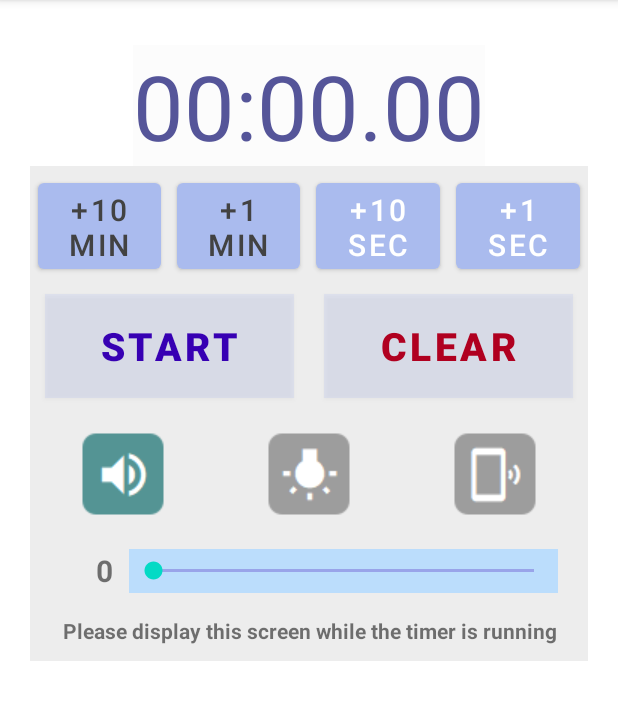
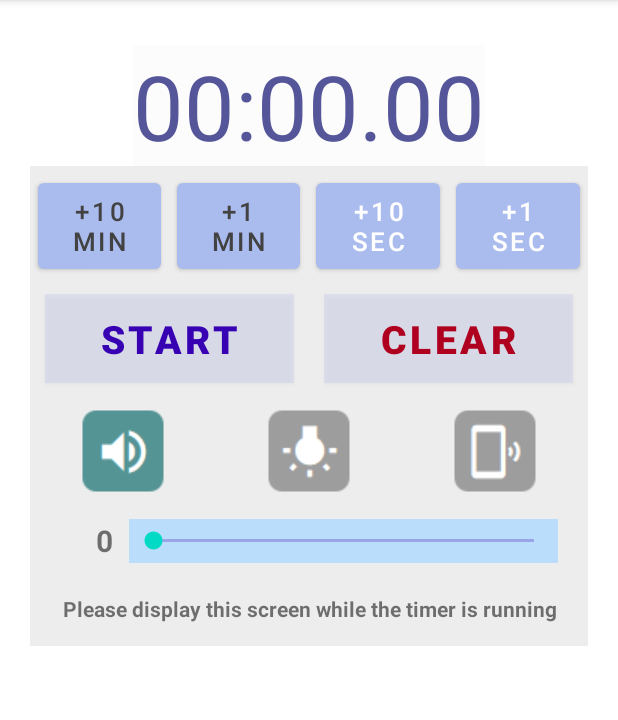
Before and after one commit to tfs-apps-one/NoticeTimer, an Android app: the screen it shows after launch (MainActivity), on a phone screen of 412 x 824 dp, the part 84-804 px from its top. Run offline under Robolectric (Android 15) with nearby library versions, the phone set to English and light mode, and no system bars.

Commit message:
versionCode_1 versionName_1.0 FIX

```diff
--- a/app/build.gradle
+++ b/app/build.gradle
@@ -8,7 +8,7 @@ android {
 
     defaultConfig {
         applicationId "tfsapps.noticetimer"
-        minSdkVersion 29
+        minSdkVersion 26
         targetSdkVersion 29
         versionCode 1
         versionName "1.0"
@@ -34,7 +34,4 @@ dependencies {
     implementation 'androidx.constraintlayout:constraintlayout:2.0.4'
     implementation 'androidx.navigation:navigation-fragment:2.2.2'
     implementation 'androidx.navigation:navigation-ui:2.2.2'
-    testImplementation 'junit:junit:4.+'
-    androidTestImplementation 'androidx.test.ext:junit:1.1.2'
-    androidTestImplementation 'androidx.test.espresso:espresso-core:3.3.0'
 }
--- a/app/src/main/res/layout/activity_main.xml
+++ b/app/src/main/res/layout/activity_main.xml
@@ -16,7 +16,7 @@
         android:layout_margin="10dp"
         android:layout_marginBottom="10dp"
         android:textColor="#555599"
-        android:textSize="60dp"
+        android:textSize="60sp"
         android:background="@color/cardview_shadow_end_color"
         app:layout_constraintEnd_toEndOf="parent"
         app:layout_constraintStart_toStartOf="parent"
@@ -42,7 +42,7 @@
             android:layout_marginBottom="5dp"
             android:layout_marginEnd="5dp"
             android:onClick="on10min"
-            android:textSize="20dp"
+            android:textSize="17dp"
             android:textColor="@color/cardview_dark_background"
             android:text="@string/btn_10MIN" />
 
@@ -57,7 +57,7 @@
             android:layout_marginBottom="5dp"
             android:layout_marginEnd="5dp"
             android:onClick="on1min"
-            android:textSize="20dp"
+            android:textSize="17dp"
             android:textColor="@color/cardview_dark_background"
             android:text="@string/btn_1MIN" />
 
@@ -71,7 +71,7 @@
             android:layout_marginBottom="5dp"
             android:layout_marginEnd="5dp"
             android:onClick="on10sec"
-            android:textSize="20dp"
+            android:textSize="17dp"
             android:text="@string/btn_10SEC" />
 
         <Button
@@ -84,14 +84,14 @@
             android:layout_marginBottom="5dp"
             android:layout_marginEnd="5dp"
             android:onClick="on1sec"
-            android:textSize="20dp"
+            android:textSize="17dp"
             android:text="@string/btn_1SEC" />
     </LinearLayout>
 
     <LinearLayout
         android:id="@+id/linearLayout1"
         android:layout_width="match_parent"
-        android:layout_height="80dp"
+        android:layout_height="70dp"
         android:layout_alignParentStart="true"
         app:layout_constraintTop_toBottomOf="@+id/linearLayout"
         android:background="@color/green_200"
@@ -134,7 +134,7 @@
     <LinearLayout
         android:id="@+id/linearLayout2"
         android:layout_width="match_parent"
-        android:layout_height="90dp"
+        android:layout_height="80dp"
         android:layout_alignParentStart="true"
         app:layout_constraintTop_toBottomOf="@+id/linearLayout1"
         android:background="@color/green_200"
@@ -225,7 +225,7 @@
     <LinearLayout
         android:id="@+id/linearLayout4"
         android:layout_width="match_parent"
-        android:layout_height="40dp"
+        android:layout_height="50dp"
         android:layout_alignParentStart="true"
         app:layout_constraintTop_toBottomOf="@+id/linearLayout3"
         android:background="@color/green_200"
--- a/app/src/main/res/values/strings.xml
+++ b/app/src/main/res/values/strings.xml
@@ -1,9 +1,9 @@
 <resources>
     <string name="app_name">NoticeTimer</string>
-    <string name="btn_10MIN">+10MIN</string>
-    <string name="btn_1MIN">+1 MIN</string>
-    <string name="btn_10SEC">+10SEC</string>
-    <string name="btn_1SEC">+1 SEC</string>
+    <string name="btn_10MIN">"+10\nmin"</string>
+    <string name="btn_1MIN">"+1\nmin"</string>
+    <string name="btn_10SEC">+10\nsec</string>
+    <string name="btn_1SEC">+1\nsec</string>
     <string name="btn_START">START</string>
     <string name="btn_STOP">STOP</string>
     <string name="btn_CLEAR">CLEAR</string>
```
Also changed, not shown: 3 other files.
